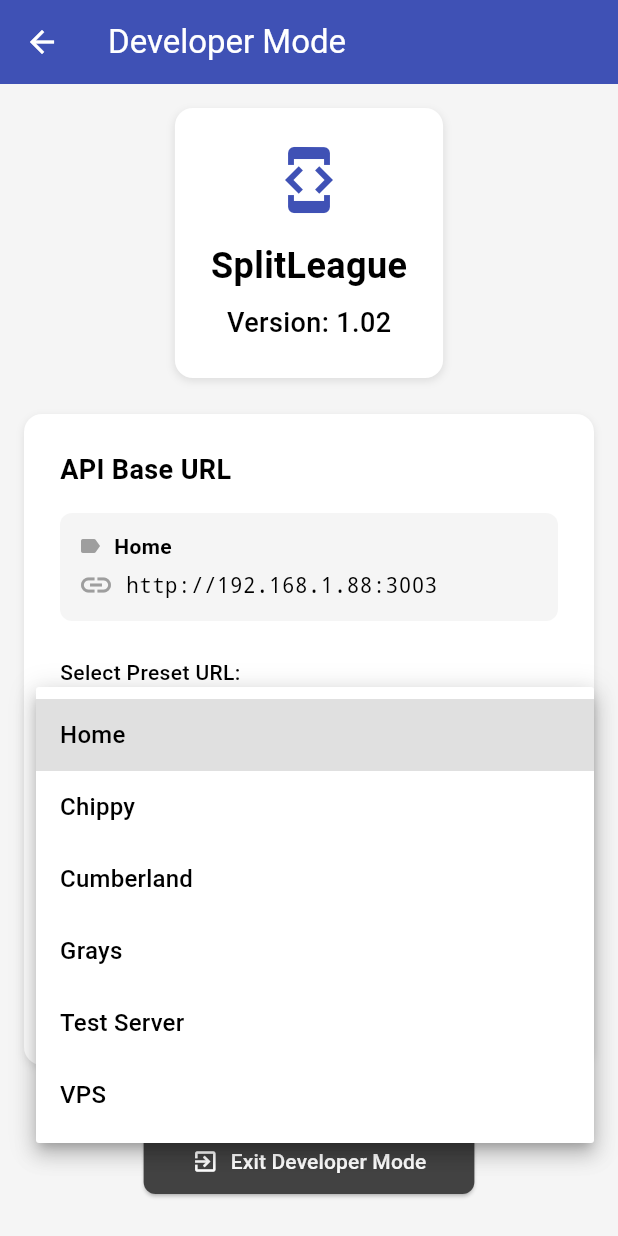
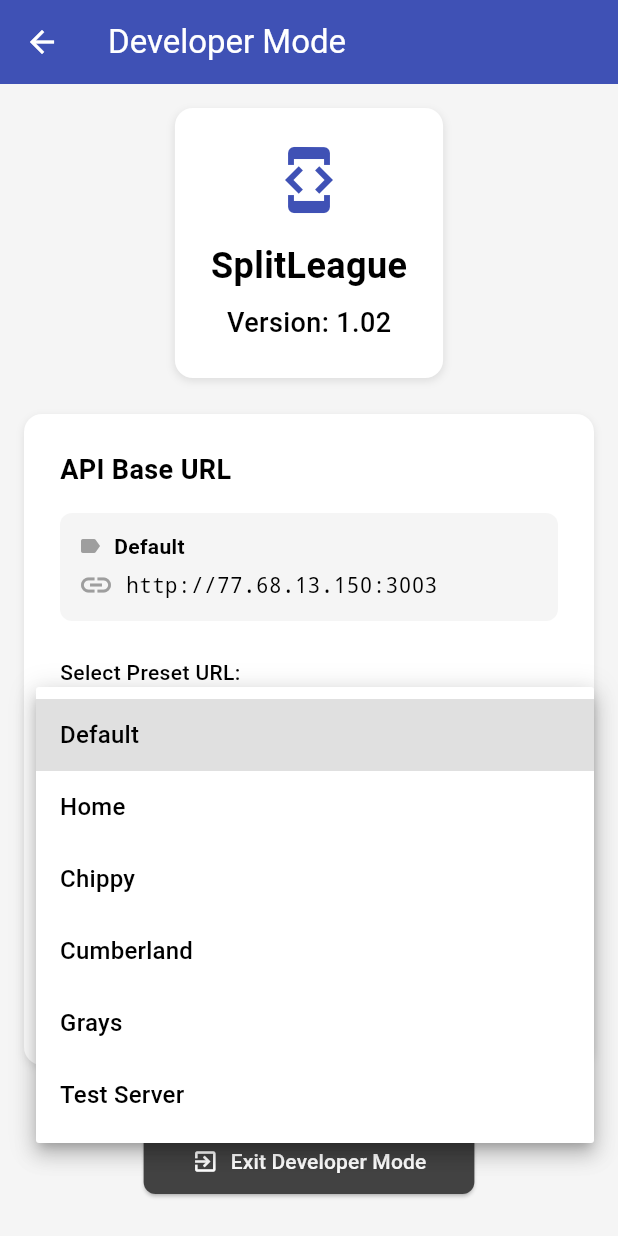
Before and after one commit to noodev8/splitleague, a Flutter app: the DeveloperScreen screen opened directly, after a tap on "Select a preset URL", on a phone screen of 412 x 824 dp. Run offline on Flutter 3.47's test engine with Material 3 defaults, Android fonts, the phone set to English and light mode, and no system bars; our stand-ins replace flutter_secure_storage, flutter_spinkit, fluttertoast, pull_to_refresh, shared_preferences; accounts and stored records are empty; network calls fail.

Commit message:
Base URL used

```diff
--- a/splitleague_flutter/lib/helpers/runtime_config.dart
+++ b/splitleague_flutter/lib/helpers/runtime_config.dart
@@ -18,16 +18,16 @@ class RuntimeConfig {
   RuntimeConfig._internal();
 
   // Default base URL (used if no custom URL is set)
-  static const String defaultBaseUrl = 'http://192.168.1.88:3003'; // Home
+  static const String defaultBaseUrl = 'http://77.68.13.150:3003'; // Default server
 
-  // Available base URLs for quick selection
+  // Available base URLs for quick selection (development environments)
   static const Map<String, String> availableBaseUrls = {
+    'Default': defaultBaseUrl,
     'Home': 'http://192.168.1.88:3003',
     'Chippy': 'http://192.168.1.174:3000',
     'Cumberland': 'http://192.168.1.94:3000',
     'Grays': 'http://10.249.1.230:43352',
     'Test Server': 'https://api.noodev8.com',
-    'VPS': 'http://77.68.13.150:3003',
   };
 
   // Current base URL (initialized with default)
@@ -37,10 +37,10 @@ class RuntimeConfig {
   String get baseUrl => _baseUrl;
 
   // Initialize runtime config (load from shared preferences)
-  Future<void> initialize() async {
-    final prefs = await SharedPreferences.getInstance();
-    _baseUrl = prefs.getString('baseUrl') ?? defaultBaseUrl;
-  }
+  // Future<void> initialize() async {
+  //  final prefs = await SharedPreferences.getInstance();
+    // _baseUrl = prefs.getString('baseUrl') ?? defaultBaseUrl;
+  // }
 
   // Set base URL and save to shared preferences
   Future<void> setBaseUrl(String url) async {
--- a/splitleague_flutter/lib/main.dart
+++ b/splitleague_flutter/lib/main.dart
@@ -11,7 +11,7 @@ import 'screens/dashboard_screen.dart';
 import 'screens/splash_screen.dart';
 import 'helpers/auth_helper.dart';
 import 'helpers/config.dart';
-import 'helpers/runtime_config.dart';
+// import 'helpers/runtime_config.dart';
 import 'helpers/version_helper.dart';
 import 'styles/app_styles.dart';
 import 'providers/league_provider.dart';
@@ -22,7 +22,7 @@ void main() async {
   WidgetsFlutterBinding.ensureInitialized();
 
   // Initialize runtime configuration
-  await RuntimeConfig().initialize();
+  // await RuntimeConfig().initialize();
 
   // Run the app
   runApp(const SplitLeagueApp());
```
